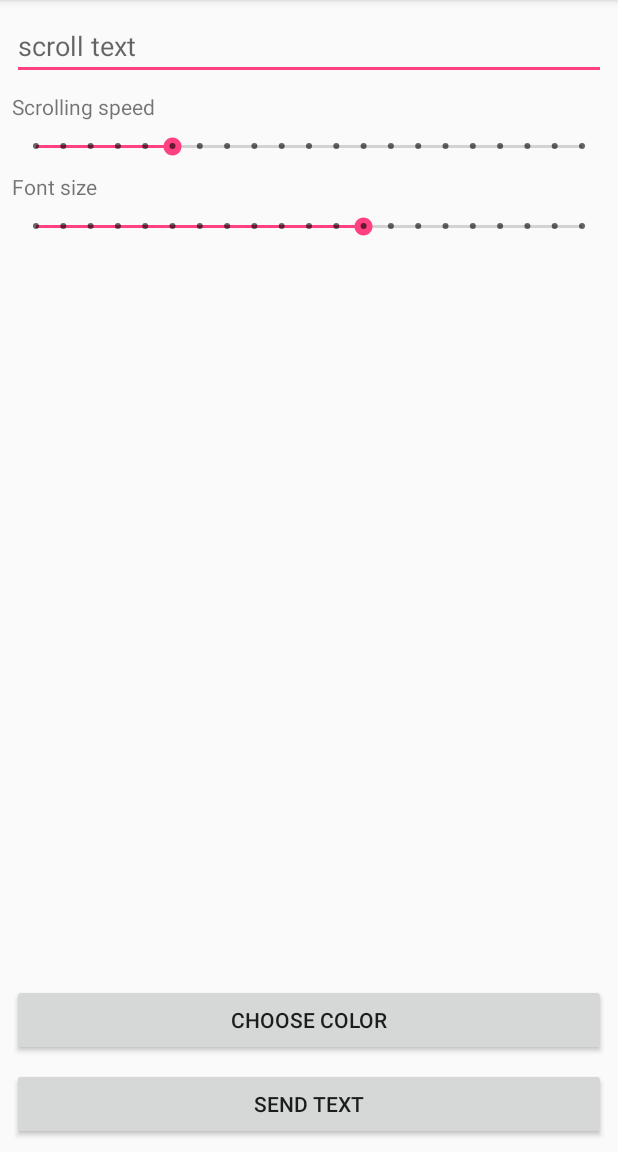
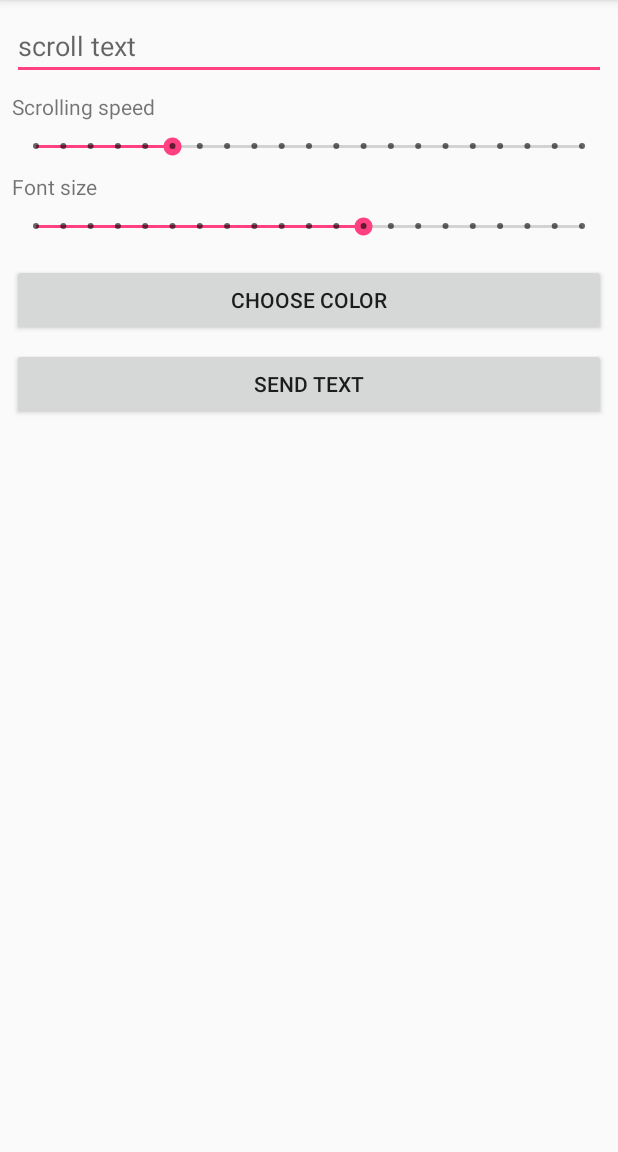
Before and after one commit to enra64/iot-ledmatrix, an Android app: the screen it shows after launch (MainActivity), in the side drawer, after a tap on "Scrolling text", on a phone screen of 412 x 824 dp, the part 84-1236 px from its top. Run offline under Robolectric (Android 15) with nearby library versions, the phone set to English and light mode, and no system bars; libraries missing offline, so code that uses them is left out: com.jraska.console, com.pavelsikun.vintagechroma; 3 statements that could not run were skipped.

Commit message:
slight app usability improvements

```diff
--- a/client-android/MatLedControl/app/src/main/AndroidManifest.xml
+++ b/client-android/MatLedControl/app/src/main/AndroidManifest.xml
@@ -16,6 +16,7 @@
         <activity
             android:name=".MainActivity"
             android:label="@string/app_name"
+            android:windowSoftInputMode="stateVisible|adjustPan"
             android:theme="@style/AppTheme.NoActionBar">
             <intent-filter>
                 <action android:name="android.intent.action.MAIN" />
--- a/client-android/MatLedControl/app/src/main/java/de/oerntec/matledcontrol/MainActivity.java
+++ b/client-android/MatLedControl/app/src/main/java/de/oerntec/matledcontrol/MainActivity.java
@@ -158,13 +158,8 @@ public class MainActivity extends AppCompatActivity
         mCurrentScriptFragment = (ScriptFragmentInterface) fragment;
 
         // the discovery fragment requests no script
-        if (!(fragment instanceof DiscoveryFragment)) {
-            String requestedScript = mCurrentScriptFragment.requestScript();
-            try {
-                mConnection.sendMessage(new JSONObject("{requested_script: " + requestedScript + "}"), "script_load_request");
-            } catch (JSONException ignored) {
-            }
-        }
+        if (!(fragment instanceof DiscoveryFragment))
+            requestScript(mCurrentScriptFragment.requestScript());
 
         // actually load the fragment
         FragmentManager fragmentManager = getSupportFragmentManager();
@@ -260,6 +255,14 @@ public class MainActivity extends AppCompatActivity
         mConnection.sendMessage(wrapper, "script_data");
     }
 
+    @Override
+    public void requestScript(String scriptName) {
+        try {
+            mConnection.sendMessage(new JSONObject("{requested_script: " + scriptName + "}"), "script_load_request");
+        } catch (JSONException ignored) {
+        }
+    }
+
 
     /**
      * This would be the script the fragment wants the server to load, except this is not a script fragment,
--- a/client-android/MatLedControl/app/src/main/java/de/oerntec/matledcontrol/networking/communication/MessageSender.java
+++ b/client-android/MatLedControl/app/src/main/java/de/oerntec/matledcontrol/networking/communication/MessageSender.java
@@ -18,4 +18,10 @@ public interface MessageSender {
      * @param json json data to be wrapped in a script_data message
      */
     void sendScriptData(JSONObject json);
+
+    /**
+     * Request the listed script
+     * @param scriptName name of the script
+     */
+    void requestScript(String scriptName);
 }
--- a/client-android/MatLedControl/app/src/main/java/de/oerntec/matledcontrol/script_clients/ManualScriptLoadFragment.java
+++ b/client-android/MatLedControl/app/src/main/java/de/oerntec/matledcontrol/script_clients/ManualScriptLoadFragment.java
@@ -157,7 +157,7 @@ public class ManualScriptLoadFragment extends Fragment implements ScriptFragment
                 button.setOnClickListener(new View.OnClickListener() {
                     @Override
                     public void onClick(View view) {
-                        requestScript(scriptName);
+                        ManualScriptLoadFragment.this.mMessageSender.requestScript(scriptName);
                     }
                 });
             }
--- a/client-android/MatLedControl/app/src/main/res/layout/fragment_scrolling_text.xml
+++ b/client-android/MatLedControl/app/src/main/res/layout/fragment_scrolling_text.xml
@@ -41,7 +41,7 @@
         android:layout_height="wrap_content"
         android:layout_marginLeft="8dp"
         android:layout_marginTop="8dp"
-        android:text="Scrolling speed"
+        android:text="@string/scrolling_speed"
         app:layout_constraintLeft_toLeftOf="parent"
         app:layout_constraintTop_toBottomOf="@+id/fragment_scrolling_text_text_edit" />
 
@@ -49,26 +49,27 @@
         android:id="@+id/fragment_scrolling_text_color_button"
         android:layout_width="0dp"
         android:layout_height="wrap_content"
-        android:layout_marginBottom="8dp"
         android:layout_marginLeft="8dp"
         android:layout_marginRight="8dp"
-        android:text="choose color"
-        app:layout_constraintBottom_toTopOf="@+id/fragment_scrolling_text_send_text_button"
+        android:text="@string/choose_color"
         app:layout_constraintHorizontal_bias="0.0"
         app:layout_constraintLeft_toLeftOf="parent"
-        app:layout_constraintRight_toRightOf="parent" />
+        app:layout_constraintRight_toRightOf="parent"
+        android:layout_marginTop="16dp"
+        app:layout_constraintTop_toBottomOf="@+id/fragment_scrolling_text_font_size" />
 
     <Button
         android:id="@+id/fragment_scrolling_text_send_text_button"
         android:layout_width="0dp"
         android:layout_height="wrap_content"
-        android:layout_marginBottom="8dp"
         android:layout_marginLeft="8dp"
         android:layout_marginRight="8dp"
-        android:text="send text"
-        app:layout_constraintBottom_toBottomOf="parent"
+        android:text="@string/send_text"
         app:layout_constraintLeft_toLeftOf="parent"
-        app:layout_constraintRight_toRightOf="parent" />
+        app:layout_constraintRight_toRightOf="parent"
+        app:layout_constraintHorizontal_bias="0.0"
+        android:layout_marginTop="8dp"
+        app:layout_constraintTop_toBottomOf="@+id/fragment_scrolling_text_color_button" />
 
     <TextView
         android:id="@+id/textView3"
@@ -76,7 +77,7 @@
         android:layout_height="wrap_content"
         android:layout_marginLeft="8dp"
         android:layout_marginTop="8dp"
-        android:text="Font size"
+        android:text="@string/font_size"
         app:layout_constraintLeft_toLeftOf="parent"
         app:layout_constraintTop_toBottomOf="@+id/fragment_scrolling_text_seekbar" />
 
--- a/client-android/MatLedControl/app/src/main/res/menu/activity_main_drawer.xml
+++ b/client-android/MatLedControl/app/src/main/res/menu/activity_main_drawer.xml
@@ -10,7 +10,7 @@
         android:title="@string/simple_drawing" />
     <item
         android:id="@+id/scrolling_text"
-        android:icon="@mipmap/ic_scrolling_text"
+        android:icon="@drawable/ic_scrolling_text"
         android:title="@string/scrolling_text" />
     <item
         android:id="@+id/camera"
--- a/client-android/MatLedControl/app/src/main/res/values/strings.xml
+++ b/client-android/MatLedControl/app/src/main/res/values/strings.xml
@@ -40,4 +40,8 @@
     <string name="view_matrix_log">View Matrix Log</string>
     <string name="shut_down_rpi">shut down RPI</string>
     <string name="scrolling_text">Scrolling text</string>
+    <string name="scrolling_speed">Scrolling speed</string>
+    <string name="choose_color">choose color</string>
+    <string name="send_text">send text</string>
+    <string name="font_size">Font size</string>
 </resources>
```
Also changed, not shown: client-android/MatLedControl/app/src/main/res/drawable-hdpi/ic_scrolling_text.png (added), client-android/MatLedControl/app/src/main/res/drawable-mdpi/ic_scrolling_text.png (added), client-android/MatLedControl/app/src/main/res/drawable-xhdpi/ic_scrolling_text.png (added), client-android/MatLedControl/app/src/main/res/drawable-xxhdpi/ic_scrolling_text.png (added), client-android/MatLedControl/app/src/main/res/mipmap-hdpi/ic_scrolling_text.png (deleted), client-android/MatLedControl/app/src/main/res/mipmap-mdpi/ic_scrolling_text.png (deleted), client-android/MatLedControl/app/src/main/res/mipmap-xhdpi/ic_scrolling_text.png (deleted), client-android/MatLedControl/app/src/main/res/mipmap-xxhdpi/ic_scrolling_text.png (deleted), client-android/MatLedControl/app/src/main/res/mipmap-xxxhdpi/ic_scrolling_text.png (deleted).
